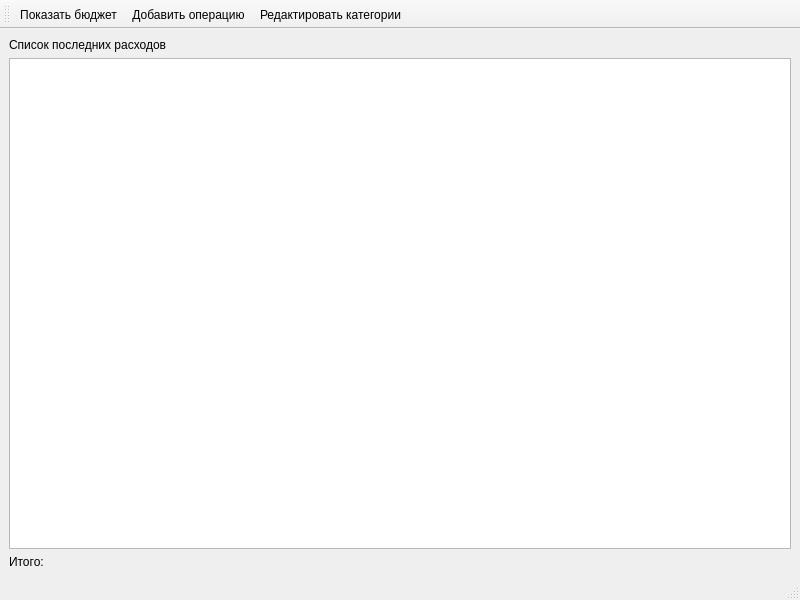
Qt form bookkeeper/view/MainWindow.ui (sliv2001/bookkeeper) before a commit.
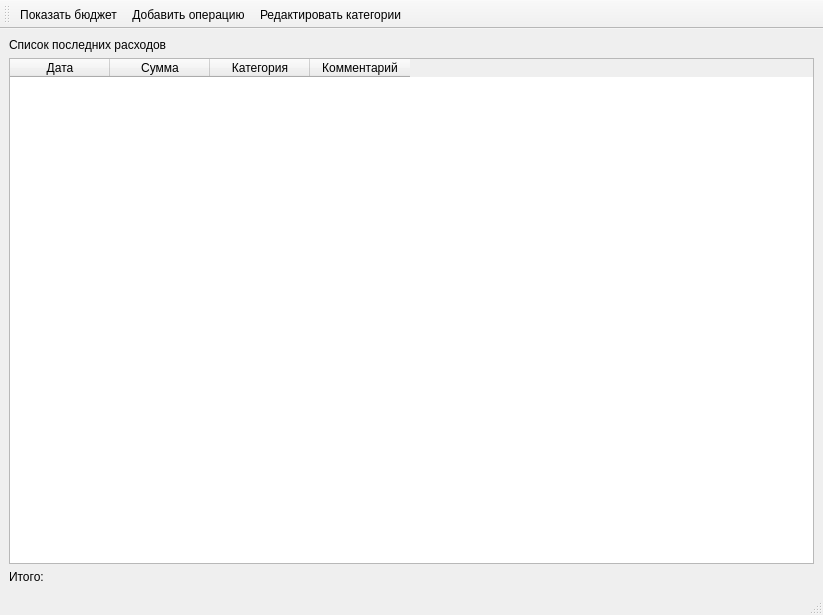
The same form after that commit.

What changed in the file:
```diff
--- a/bookkeeper/view/MainWindow.ui
+++ b/bookkeeper/view/MainWindow.ui
@@ -6,10 +6,16 @@
    <rect>
     <x>0</x>
     <y>0</y>
-    <width>800</width>
-    <height>600</height>
+    <width>823</width>
+    <height>615</height>
    </rect>
   </property>
+  <property name="minimumSize">
+   <size>
+    <width>424</width>
+    <height>248</height>
+   </size>
+  </property>
   <property name="windowTitle">
    <string>MainWindow</string>
   </property>
@@ -38,7 +44,28 @@
     <item>
      <layout class="QVBoxLayout" name="verticalLayout">
       <item>
-       <widget class="QTableWidget" name="tableWidget"/>
+       <widget class="QTableWidget" name="tableWidget">
+        <column>
+         <property name="text">
+          <string>Дата</string>
+         </property>
+        </column>
+        <column>
+         <property name="text">
+          <string>Сумма</string>
+         </property>
+        </column>
+        <column>
+         <property name="text">
+          <string>Категория</string>
+         </property>
+        </column>
+        <column>
+         <property name="text">
+          <string>Комментарий</string>
+         </property>
+        </column>
+       </widget>
       </item>
      </layout>
     </item>
```
